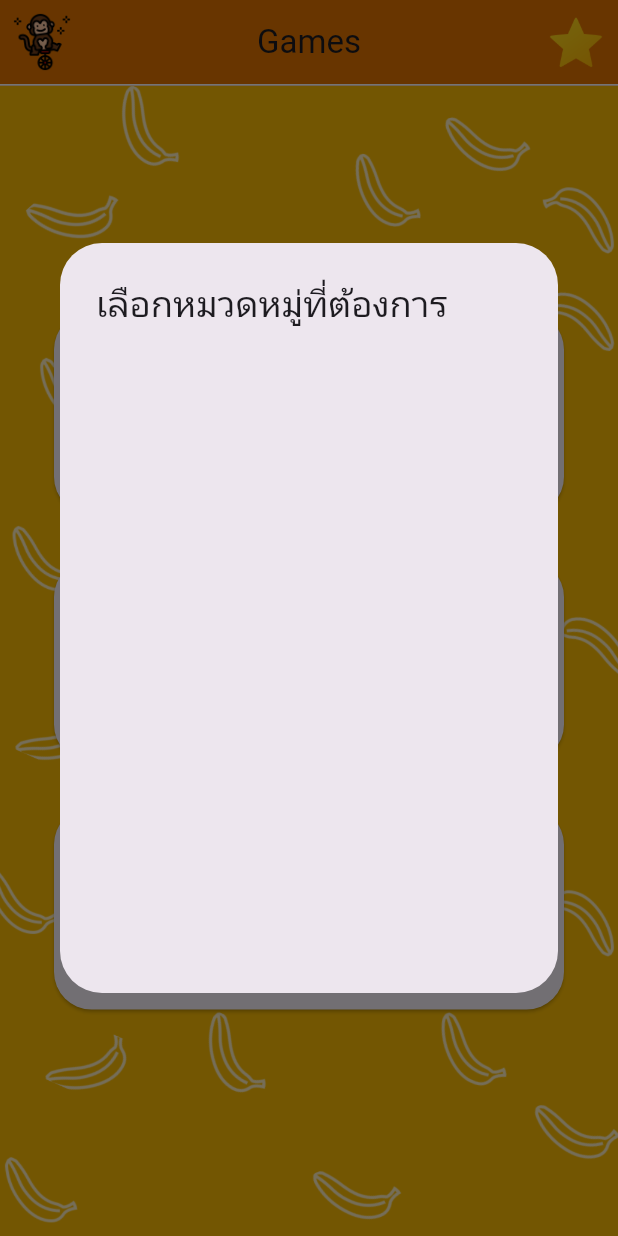
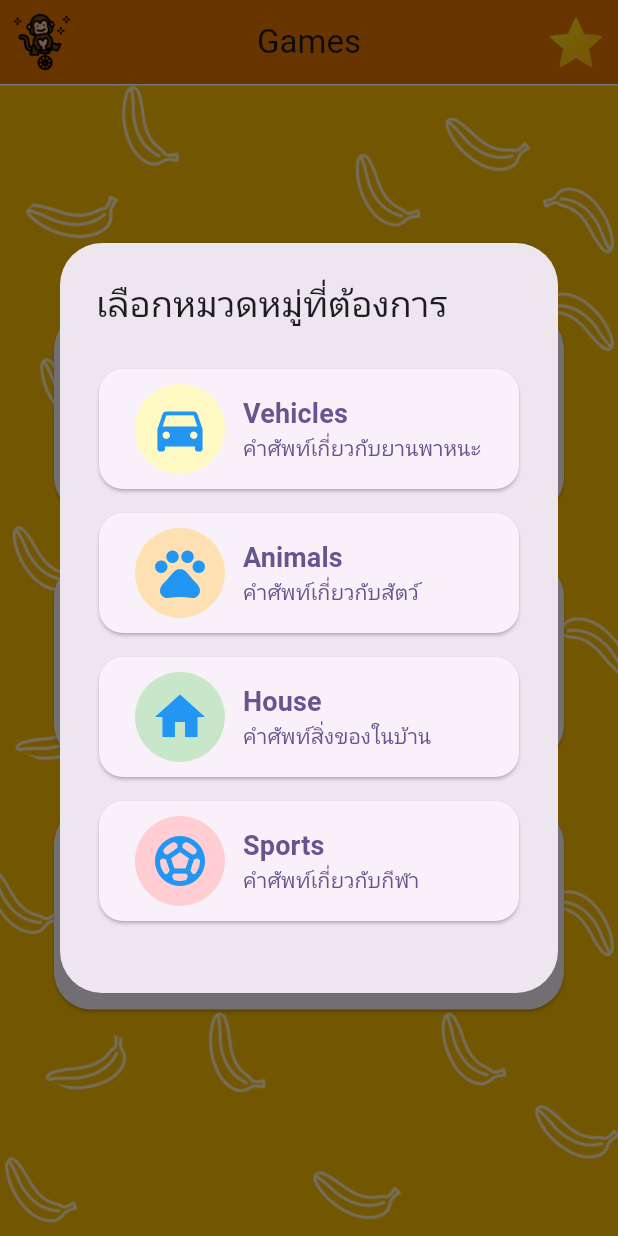
Before and after one commit to chanakan17/app-project, a Flutter app: the Menuscreen screen opened directly, after a tap on "เกมทายคำศัพท์", on a phone screen of 412 x 824 dp. Run offline on Flutter 3.47's test engine with Material 3 defaults, Android fonts, the phone set to English and light mode, and no system bars; our stand-ins replace audioplayers, flutter_tts, shared_preferences, speech_to_text; missing offline and left inert: translator; accounts and stored records are empty; network calls fail.

Commit message:
edit score

```diff
--- /dev/null
+++ b/lib/management/dic_service.dart
@@ -0,0 +1,38 @@
+import 'dart:convert';
+import 'package:http/http.dart' as http;
+
+class DicService {
+  static const String _baseUrl = "http://192.168.1.112/dataweb/get_words.php";
+
+  static Future<List<DicEntry>> fetchWords({int categoryId = 1}) {
+    return _fetchWordsByCategory(categoryId);
+  }
+
+  static Future<List<DicEntry>> _fetchWordsByCategory(int categoryId) async {
+    final url = Uri.parse("$_baseUrl?category_id=$categoryId");
+    final response = await http.get(url);
+
+    if (response.statusCode == 200) {
+      final List data = jsonDecode(response.body);
+      return data.map((e) => DicEntry.fromJson(e)).toList();
+    } else {
+      throw Exception("โหลดคำศัพท์ล้มเหลว (หมวดหมู่ $categoryId)");
+    }
+  }
+}
+
+class DicEntry {
+  final String word;
+  final String meaning;
+  final String imageUrl;
+
+  DicEntry({required this.word, required this.meaning, required this.imageUrl});
+
+  factory DicEntry.fromJson(Map<String, dynamic> json) {
+    return DicEntry(
+      word: json['word'] ?? '',
+      meaning: json['meaning'] ?? '',
+      imageUrl: json['image_url'] ?? '',
+    );
+  }
+}
--- a/lib/screen/game/game2screen.dart
+++ b/lib/screen/game/game2screen.dart
@@ -101,6 +101,7 @@ class _Game2screenState extends State<Game2screen> {
                 ),
               ),
               onPressed: () async {
+                _endGame();
                 GameData.updateTopScore();
                 Navigator.of(context).pop();
                 Navigator.pushReplacement(
@@ -158,8 +159,7 @@ class _Game2screenState extends State<Game2screen> {
   }
 
   String getRandomValue(List<String> values) {
-    var random = Random();
-    return values[random.nextInt(values.length)];
+    return values.isNotEmpty ? values[0] : '';
   }
 
   @override
--- a/lib/screen/game/game3screen.dart
+++ b/lib/screen/game/game3screen.dart
@@ -102,6 +102,7 @@ class _Game3screenState extends State<Game3screen> {
                 ),
               ),
               onPressed: () async {
+                _endGame();
                 GameData.updateTopScore();
                 Navigator.of(context).pop();
                 Navigator.pushReplacement(
@@ -147,8 +148,7 @@ class _Game3screenState extends State<Game3screen> {
   }
 
   String getRandomValue(List<String> values) {
-    var random = Random();
-    return values[random.nextInt(values.length)];
+    return values.isNotEmpty ? values[0] : '';
   }
 
   void _maskWord(String word) {
--- a/lib/screen/menuscreen.dart
+++ b/lib/screen/menuscreen.dart
@@ -1,12 +1,9 @@
-import 'package:app/management/dic.dart';
-import 'package:app/management/dicanimal.dart';
-import 'package:app/management/dichome.dart';
-import 'package:app/management/dicsp.dart';
+import 'package:flutter/material.dart';
 import 'package:app/management/sound/sound.dart';
 import 'package:app/screen/game/game1screen.dart';
 import 'package:app/screen/game/game2screen.dart';
 import 'package:app/screen/game/game3screen.dart';
-import 'package:flutter/material.dart';
+import 'package:app/management/dic_service.dart'; // ✅ ใช้ DicService
 
 class Menuscreen extends StatefulWidget {
   const Menuscreen({super.key});
@@ -71,8 +68,8 @@ class _MenuscreenState extends State<Menuscreen> {
                       height: 90,
                     ),
                     Colors.blue[100]!,
-                    (dict, title) =>
-                        Game1screen(dictionary: dict, title: title),
+                    (dictionary, title) =>
+                        Game1screen(dictionary: dictionary, title: title),
                   ),
                   buildGameButton(
                     "เกมจับคู่คำศัพท์",
@@ -82,21 +79,16 @@ class _MenuscreenState extends State<Menuscreen> {
                       height: 90,
                     ),
                     Colors.orange[100]!,
-                    (dict, title) =>
-                        Game2screen(dictionary: dict, title: title),
+                    (dictionary, title) =>
+                        Game2screen(dictionary: dictionary, title: title),
                   ),
                   buildGameButton(
                     "เกมเติมคำ",
                     Image.asset('assets/icons/add.png', width: 90, height: 90),
                     Colors.deepPurpleAccent[100]!,
-                    (dict, title) =>
-                        Game3screen(dictionary: dict, title: title),
+                    (dictionary, title) =>
+                        Game3screen(dictionary: dictionary, title: title),
                   ),
-
-                  // buildGameButton(
-                  //   "เกม4",
-                  //   (dict) => Game4screen(dictionary: dict),
-                  // ),
                 ],
               ),
             ),
@@ -104,6 +96,15 @@ class _MenuscreenState extends State<Menuscreen> {
         ],
       ),
     );
+  }
+
+  // ฟังก์ชันแปลง List<DicEntry> เป็น Map<String, List<String>>
+  Map<String, List<String>> convertEntriesToMap(List<DicEntry> entries) {
+    final map = <String, List<String>>{};
+    for (var entry in entries) {
+      map[entry.word] = [entry.meaning, entry.imageUrl];
+    }
+    return map;
   }
 
   Widget buildGameButton(
@@ -116,16 +117,17 @@ class _MenuscreenState extends State<Menuscreen> {
       padding: const EdgeInsets.fromLTRB(8, 15, 8, 15),
       child: SizedBox(
         child: ElevatedButton(
+          onPressed: () {
+            SoundManager.playClick8BitSound();
+            showCategoryDialog(screenBuilder);
+          },
           style: ElevatedButton.styleFrom(
             fixedSize: Size(340, 135),
             shape: RoundedRectangleBorder(
-              // side: BorderSide(color: Colors.grey),
-              borderRadius: BorderRadius.circular(25), // <-- ปรับความโค้งที่นี่
+              borderRadius: BorderRadius.circular(25),
             ),
-            // backgroundColor: Colors.grey[300],
           ),
           child: Row(
-            crossAxisAlignment: CrossAxisAlignment.center,
             children: [
               ClipRRect(
                 borderRadius: BorderRadius.circular(25),
@@ -137,29 +139,15 @@ class _MenuscreenState extends State<Menuscreen> {
                   child: iconWidget,
                 ),
               ),
-
               SizedBox(width: 16),
               Expanded(
-                child: Column(
-                  crossAxisAlignment: CrossAxisAlignment.start,
-                  mainAxisAlignment: MainAxisAlignment.center,
-                  children: [
-                    Text(
+                child: Text(
                   title,
-                      style: TextStyle(
-                        fontSize: 25,
-                        fontWeight: FontWeight.bold,
+                  style: TextStyle(fontSize: 25, fontWeight: FontWeight.bold),
                 ),
               ),
             ],
           ),
-              ),
-            ],
-          ),
-          onPressed: () {
-            SoundManager.playClick8BitSound();
-            showCategoryDialog(screenBuilder);
-          },
         ),
       ),
     );
@@ -171,7 +159,7 @@ class _MenuscreenState extends State<Menuscreen> {
     showDialog(
       context: context,
       barrierDismissible: false,
-      builder: (BuildContext context) {
+      builder: (context) {
         return AlertDialog(
           title: Text("เลือกหมวดหมู่ที่ต้องการ"),
           actions: [
@@ -179,43 +167,41 @@ class _MenuscreenState extends State<Menuscreen> {
               width: 300,
               height: 400,
               child: SingleChildScrollView(
-                child: Center(
                 child: Column(
                   children: [
-                      // categoryButton(
-                      //   "Vehicles",
-                      //   "คำศัพท์เกี่ยวกับยานพาหนะ",
-                      //   Icons.directions_car,
-                      //   Colors.yellow[100]!,
-                      //   Dic.entries,
-                      //   screenBuilder,
-                      // ),
-                      // categoryButton(
-                      //   "Animals",
-                      //   "คำศัพท์เกี่ยวกับสัตว์",
-                      //   Icons.pets,
-                      //   Colors.orange[100]!,
-                      //   dicAnimal.entries,
-                      //   screenBuilder,
-                      // ),
-                      // categoryButton(
-                      //   "House",
-                      //   "คำศัพท์สิ่งของในบ้าน",
-                      //   Icons.home,
-                      //   Colors.green[100]!,
-                      //   dicHome.entries,
-                      //   screenBuilder,
-                      // ),
-                      // categoryButton(
-                      //   "Sports",
-                      //   "คำศัพท์เกี่ยวกับกีฬา",
-                      //   Icons.sports_soccer,
-                      //   Colors.red[100]!,
-                      //   dicSport.entries,
-                      //   screenBuilder,
-                      // ),
+                    categoryButton(
+                      "Vehicles",
+                      "คำศัพท์เกี่ยวกับยานพาหนะ",
+                      Icons.directions_car,
+                      Colors.yellow[100]!,
+                      1,
+                      screenBuilder,
+                    ),
+                    categoryButton(
+                      "Animals",
+                      "คำศัพท์เกี่ยวกับสัตว์",
+                      Icons.pets,
+                      Colors.orange[100]!,
+                      2,
+                      screenBuilder,
+                    ),
+                    categoryButton(
+                      "House",
+                      "คำศัพท์สิ่งของในบ้าน",
+                      Icons.home,
+                      Colors.green[100]!,
+                      3,
+                      screenBuilder,
+                    ),
+                    categoryButton(
+                      "Sports",
+                      "คำศัพท์เกี่ยวกับกีฬา",
+                      Icons.sports_soccer,
+                      Colors.red[100]!,
+                      4,
+                      screenBuilder,
+                    ),
                   ],
-                  ),
                 ),
               ),
             ),
@@ -230,32 +216,38 @@ class _MenuscreenState extends State<Menuscreen> {
     String subtitle,
     IconData icon,
     Color iconBackgroundColor,
-    dynamic dictionary,
+    int categoryId,
     Widget Function(Map<String, List<String>>, String) screenBuilder,
   ) {
     return Padding(
-      padding: const EdgeInsets.fromLTRB(0, 8, 0, 8),
+      padding: const EdgeInsets.symmetric(vertical: 8),
       child: ElevatedButton(
-        onPressed: () {
+        onPressed: () async {
           SoundManager.playClick8BitSound();
           Navigator.of(context).pop();
+
+          try {
+            final words = await DicService.fetchWords(categoryId: categoryId);
+            final dictionaryMap = convertEntriesToMap(words);
             Navigator.pushReplacement(
               context,
               MaterialPageRoute(
-              builder: (context) => screenBuilder(dictionary, title),
+                builder: (context) => screenBuilder(dictionaryMap, title),
               ),
             );
+          } catch (e) {
+            ScaffoldMessenger.of(context).showSnackBar(
+              SnackBar(content: Text('เกิดข้อผิดพลาดในการโหลดคำศัพท์')),
+            );
+          }
         },
         style: ElevatedButton.styleFrom(
           fixedSize: Size(280, 80),
           shape: RoundedRectangleBorder(
-            // side: BorderSide(color: Colors.grey),
             borderRadius: BorderRadius.circular(16),
           ),
-          // backgroundColor: Colors.grey[300],
         ),
         child: Row(
-          crossAxisAlignment: CrossAxisAlignment.center,
           children: [
             CircleAvatar(
               backgroundColor: iconBackgroundColor,
```
Also changed, not shown: lib/screen/game/game1screen.dart (+6 -2 lines). Lines whose indentation alone changed are shown as unchanged.
